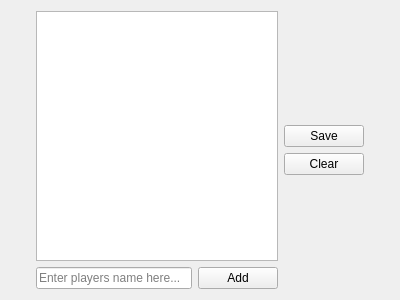
First picture: the form in client/bf4/SpectatorSlotsWidget.ui, repository OpenRcon/OpenRcon, before the edit.
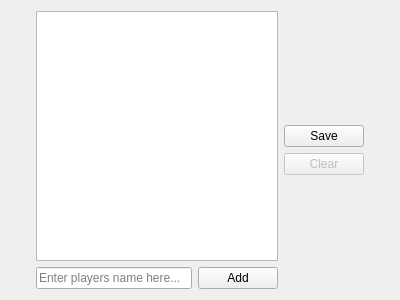
Second picture: the form after the edit. Icons and pictures are not drawn.

```diff
--- a/client/bf4/SpectatorSlotsWidget.ui
+++ b/client/bf4/SpectatorSlotsWidget.ui
@@ -81,7 +81,10 @@
         </widget>
        </item>
        <item>
-        <widget class="QPushButton" name="pushButton_ss_clear">
+        <widget class="QPushButton" name="pushButton_clear">
+         <property name="enabled">
+          <bool>false</bool>
+         </property>
          <property name="text">
           <string>Clear</string>
          </property>
```
Left out of the diff: 8 changed lines with no effect on the pictures.
